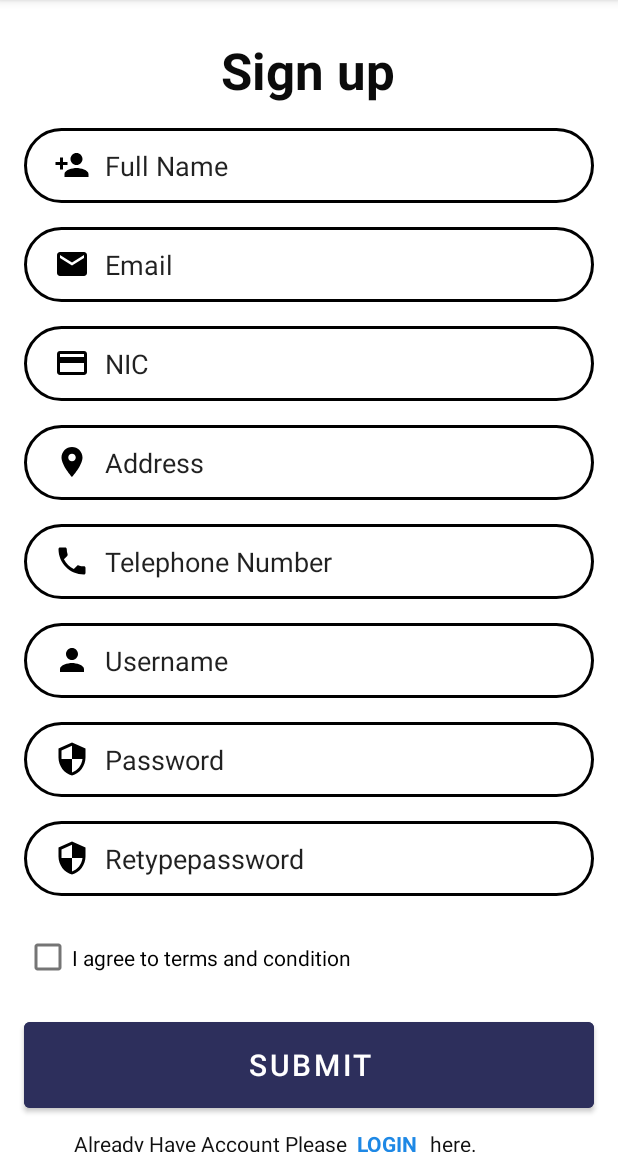
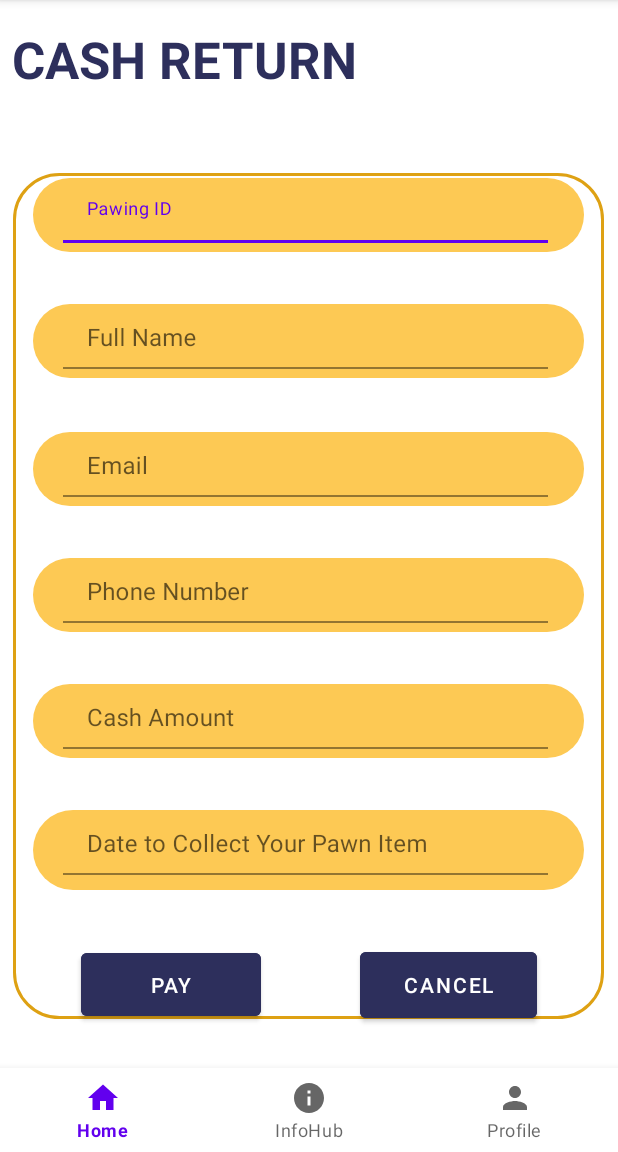
Before and after one commit to teshanj7/CashInPawn, an Android app: the screen it shows after launch (Register before the commit, CreateCashReturn after it), on a phone screen of 412 x 824 dp, the part 84-1236 px from its top. Run offline under Robolectric (Android 15) with nearby library versions, the phone set to English and light mode, and no system bars; Roboto replaces fonts that are not available here.

Commit message:
Cash return create

```diff
--- /dev/null
+++ b/app/src/main/java/com/example/pawningsystem/CreateCashReturn.kt
@@ -0,0 +1,11 @@
+package com.example.pawningsystem
+
+import androidx.appcompat.app.AppCompatActivity
+import android.os.Bundle
+
+class CreateCashReturn : AppCompatActivity() {
+    override fun onCreate(savedInstanceState: Bundle?) {
+        super.onCreate(savedInstanceState)
+        setContentView(R.layout.activity_create_cash_return)
+    }
+}
--- /dev/null
+++ b/app/src/main/res/drawable/big_rectangle.xml
@@ -0,0 +1,9 @@
+<?xml version="1.0" encoding="utf-8"?>
+<shape xmlns:android="http://schemas.android.com/apk/res/android"
+    android:shape="rectangle">
+<solid android:color="@color/white"/>
+    <corners android:radius="30dp"/>
+    <stroke android:color="@color/GoldTheme"
+        android:width="2dp"></stroke>
+
+</shape>
--- /dev/null
+++ b/app/src/main/res/drawable/edit_text.xml
@@ -0,0 +1,11 @@
+<?xml version="1.0" encoding="utf-8"?>
+<shape xmlns:android="http://schemas.android.com/apk/res/android"
+    android:shape="rectangle">
+
+    <solid android:color="#FDC954"/>
+
+
+    <corners android:radius="30dp"/>
+    <padding android:bottom="10dp"/>
+
+</shape>
--- /dev/null
+++ b/app/src/main/res/font/be_vietnam_bold.xml
@@ -0,0 +1,7 @@
+<?xml version="1.0" encoding="utf-8"?>
+<font-family xmlns:app="http://schemas.android.com/apk/res-auto"
+        app:fontProviderAuthority="com.google.android.gms.fonts"
+        app:fontProviderPackage="com.google.android.gms"
+        app:fontProviderQuery="name=Be Vietnam&amp;weight=700"
+        app:fontProviderCerts="@array/com_google_android_gms_fonts_certs">
+</font-family>
--- /dev/null
+++ b/app/src/main/res/layout/activity_create_cash_return.xml
@@ -0,0 +1,236 @@
+<?xml version="1.0" encoding="utf-8"?>
+<androidx.constraintlayout.widget.ConstraintLayout xmlns:android="http://schemas.android.com/apk/res/android"
+    xmlns:app="http://schemas.android.com/apk/res-auto"
+    xmlns:tools="http://schemas.android.com/tools"
+    android:layout_width="match_parent"
+    android:layout_height="match_parent"
+    tools:context=".CreateCashReturn">
+
+    <TextView
+        android:id="@+id/CashReturnTxt"
+        android:layout_width="290dp"
+        android:layout_height="61dp"
+        android:layout_marginStart="@dimen/marginStartHeader"
+        android:layout_marginTop="@dimen/marginTopHeader"
+        android:layout_marginEnd="@dimen/marginEndHeader"
+        android:layout_marginBottom="@dimen/marginBottomHeader"
+        android:text="@string/Cash_Return"
+        android:textColor="@color/NavyBlueTheme"
+        android:textSize="34sp"
+        android:textStyle="bold"
+        app:layout_constraintBottom_toTopOf="@+id/PawID"
+        app:layout_constraintEnd_toEndOf="parent"
+        app:layout_constraintHorizontal_bias="0.0"
+        app:layout_constraintStart_toStartOf="parent"
+        app:layout_constraintTop_toTopOf="parent"
+        app:layout_constraintVertical_bias="0.216" />
+
+    <ImageView
+        android:id="@+id/imageView"
+        android:layout_width="394dp"
+        android:layout_height="564dp"
+        android:layout_marginStart="9dp"
+        android:layout_marginTop="21dp"
+        android:layout_marginEnd="10dp"
+        android:layout_marginBottom="17dp"
+        app:layout_constraintBottom_toTopOf="@+id/bottomNavigationView"
+        app:layout_constraintEnd_toEndOf="parent"
+        app:layout_constraintStart_toStartOf="parent"
+        app:layout_constraintTop_toBottomOf="@+id/CashReturnTxt"
+        app:srcCompat="@drawable/big_rectangle" />
+
+    <com.google.android.material.textfield.TextInputLayout
+        android:id="@+id/PawID"
+        android:layout_width="367dp"
+        android:layout_height="49dp"
+        android:layout_marginTop="100dp"
+        android:layout_marginEnd="10dp"
+        android:layout_marginBottom="@dimen/inputTextTop_Bottom"
+        android:background="@drawable/edit_text"
+        app:layout_constraintBottom_toTopOf="@+id/FullName"
+        app:layout_constraintEnd_toEndOf="parent"
+        app:layout_constraintHorizontal_bias="0.642"
+        app:layout_constraintStart_toStartOf="parent"
+        app:layout_constraintTop_toTopOf="parent">
+
+        <com.google.android.material.textfield.TextInputEditText
+            android:id="@+id/pawID"
+            android:layout_width="323dp"
+            android:layout_height="40dp"
+            android:layout_marginStart="20dp"
+            android:layout_marginTop="3dp"
+            android:background="#00FFFFFF"
+            android:hint="@string/paw_ID"
+            android:textColorHint="@color/NavyBlueTheme" />
+    </com.google.android.material.textfield.TextInputLayout>
+
+    <com.google.android.material.textfield.TextInputLayout
+        android:id="@+id/FullName"
+        android:layout_width="367dp"
+        android:layout_height="49dp"
+        android:layout_marginTop="@dimen/inputTextTop_Bottom"
+        android:layout_marginEnd="10dp"
+        android:layout_marginBottom="@dimen/inputTextTop_Bottom"
+        android:background="@drawable/edit_text"
+        app:layout_constraintBottom_toTopOf="@+id/Email"
+        app:layout_constraintEnd_toEndOf="parent"
+        app:layout_constraintHorizontal_bias="0.642"
+        app:layout_constraintStart_toStartOf="parent"
+        app:layout_constraintTop_toBottomOf="@+id/PawID">
+
+        <com.google.android.material.textfield.TextInputEditText
+            android:id="@+id/fullName"
+            android:layout_width="323dp"
+            android:layout_height="40dp"
+            android:layout_marginStart="20dp"
+            android:layout_marginTop="3dp"
+            android:background="#00FFFFFF"
+            android:hint="@string/fullName"
+            android:textColorHint="@color/NavyBlueTheme" />
+
+    </com.google.android.material.textfield.TextInputLayout>
+
+    <com.google.android.material.textfield.TextInputLayout
+        android:id="@+id/Email"
+        android:layout_width="367dp"
+        android:layout_height="49dp"
+        android:layout_marginTop="9dp"
+        android:layout_marginEnd="10dp"
+        android:layout_marginBottom="8dp"
+        android:background="@drawable/edit_text"
+        app:layout_constraintBottom_toTopOf="@+id/Phone"
+        app:layout_constraintEnd_toEndOf="parent"
+        app:layout_constraintHorizontal_bias="0.642"
+        app:layout_constraintStart_toStartOf="parent"
+        app:layout_constraintTop_toBottomOf="@+id/FullName">
+
+        <com.google.android.material.textfield.TextInputEditText
+            android:id="@+id/email"
+            android:layout_width="323dp"
+            android:layout_height="40dp"
+            android:layout_marginStart="20dp"
+            android:layout_marginTop="3dp"
+            android:background="#00FFFFFF"
+            android:hint="@string/email"
+            android:textColorHint="@color/NavyBlueTheme" />
+    </com.google.android.material.textfield.TextInputLayout>
+
+    <com.google.android.material.textfield.TextInputLayout
+        android:id="@+id/Phone"
+        android:layout_width="367dp"
+        android:layout_height="49dp"
+        android:layout_marginTop="8dp"
+        android:layout_marginEnd="10dp"
+        android:layout_marginBottom="8dp"
+        android:background="@drawable/edit_text"
+        app:layout_constraintBottom_toTopOf="@+id/CashAmount"
+        app:layout_constraintEnd_toEndOf="parent"
+        app:layout_constraintHorizontal_bias="0.642"
+        app:layout_constraintStart_toStartOf="parent"
+        app:layout_constraintTop_toBottomOf="@+id/Email">
+
+        <com.google.android.material.textfield.TextInputEditText
+            android:id="@+id/phone"
+            android:layout_width="323dp"
+            android:layout_height="40dp"
+            android:layout_marginStart="20dp"
+            android:layout_marginTop="3dp"
+            android:background="#00FFFFFF"
+            android:hint="@string/phone"
+            android:textColorHint="@color/NavyBlueTheme" />
+    </com.google.android.material.textfield.TextInputLayout>
+
+    <com.google.android.material.textfield.TextInputLayout
+        android:id="@+id/CashAmount"
+        android:layout_width="367dp"
+        android:layout_height="49dp"
+        android:layout_marginTop="8dp"
+        android:layout_marginEnd="10dp"
+        android:layout_marginBottom="8dp"
+        android:background="@drawable/edit_text"
+        app:layout_constraintBottom_toTopOf="@+id/DateToCollect"
+        app:layout_constraintEnd_toEndOf="parent"
+        app:layout_constraintHorizontal_bias="0.642"
+        app:layout_constraintStart_toStartOf="parent"
+        app:layout_constraintTop_toBottomOf="@+id/Phone">
+
+        <com.google.android.material.textfield.TextInputEditText
+            android:id="@+id/cash"
+            android:layout_width="323dp"
+            android:layout_height="40dp"
+            android:layout_marginStart="20dp"
+            android:layout_marginTop="3dp"
+            android:background="#00FFFFFF"
+            android:hint="@string/cashAmount"
+            android:textColorHint="@color/NavyBlueTheme" />
+    </com.google.android.material.textfield.TextInputLayout>
+
+    <com.google.android.material.textfield.TextInputLayout
+        android:id="@+id/DateToCollect"
+        android:layout_width="367dp"
+        android:layout_height="wrap_content"
+        android:layout_marginTop="8dp"
+        android:layout_marginEnd="10dp"
+        android:layout_marginBottom="100dp"
+        android:background="@drawable/edit_text"
+        app:layout_constraintBottom_toTopOf="@+id/bottomNavigationView"
+        app:layout_constraintEnd_toEndOf="parent"
+        app:layout_constraintHorizontal_bias="0.642"
+        app:layout_constraintStart_toStartOf="parent"
+        app:layout_constraintTop_toBottomOf="@+id/CashAmount">
+
+        <com.google.android.material.textfield.TextInputEditText
+            android:id="@+id/date"
+            android:layout_width="323dp"
+            android:layout_height="40dp"
+            android:layout_marginStart="20dp"
+            android:layout_marginTop="3dp"
+            android:background="#00FFFFFF"
+            android:hint="@string/date_to_collect_your_pawn_item"
+            android:textColorHint="@color/NavyBlueTheme" />
+
+    </com.google.android.material.textfield.TextInputLayout>
+
+    <Button
+        android:id="@+id/createBtn"
+        android:layout_width="120dp"
+        android:layout_height="54dp"
+        android:layout_marginStart="27dp"
+        android:layout_marginTop="15dp"
+        android:layout_marginEnd="20dp"
+        android:layout_marginBottom="8dp"
+        android:backgroundTint="@color/NavyBlueTheme"
+        android:text="@string/payBtn"
+        android:textColor="@color/white"
+        app:layout_constraintBottom_toTopOf="@+id/bottomNavigationView"
+        app:layout_constraintEnd_toStartOf="@+id/cancelBtn"
+        app:layout_constraintStart_toStartOf="parent"
+        app:layout_constraintTop_toBottomOf="@+id/DateToCollect" />
+
+    <Button
+        android:id="@+id/cancelBtn"
+        android:layout_width="118dp"
+        android:layout_height="56dp"
+        android:layout_marginStart="20dp"
+        android:layout_marginTop="15dp"
+        android:layout_marginEnd="27dp"
+        android:layout_marginBottom="8dp"
+        android:backgroundTint="@color/NavyBlueTheme"
+        android:text="@string/cancelBtn"
+        android:textColor="@color/white"
+        app:layout_constraintBottom_toTopOf="@+id/bottomNavigationView"
+        app:layout_constraintEnd_toEndOf="parent"
+        app:layout_constraintStart_toEndOf="@+id/createBtn"
+        app:layout_constraintTop_toBottomOf="@+id/DateToCollect" />
+
+    <com.google.android.material.bottomnavigation.BottomNavigationView
+        android:id="@+id/bottomNavigationView"
+        android:layout_width="match_parent"
+        android:layout_height="wrap_content"
+        app:layout_constraintBottom_toBottomOf="parent"
+        app:layout_constraintEnd_toEndOf="parent"
+        app:layout_constraintStart_toStartOf="parent"
+        app:menu="@menu/bottom_navmenu" />
+
+
+</androidx.constraintlayout.widget.ConstraintLayout>
--- a/app/src/main/res/values/colors.xml
+++ b/app/src/main/res/values/colors.xml
@@ -11,4 +11,5 @@
     <color name="GoldTheme">#DEA113</color>
     <color name="DashBoardtextColour">#1F2277</color>
     <color name="bgColour1">#F6EED2</color>
+
 </resources>
--- a/app/src/main/res/values/dimens.xml
+++ b/app/src/main/res/values/dimens.xml
@@ -40,5 +40,27 @@
     <dimen name="delete_profile_btn">0dp</dimen>
     <dimen name="delete_profile_btn_height">69dp</dimen>
 
+    <!-- Cash returns dimens   -->
+    <!--Text headings-->
+    <dimen name="headingWidth">288dp</dimen>
+    <dimen name="headingHeight">58dp</dimen>
+    <!--text Inputs-->
+    <dimen name="inputTextWidth">367dp</dimen>
+    <dimen name="inputTextHeight">49dp</dimen>
+    <!--Buttons-->
+    <dimen name="btnLayoutWidth">120dp</dimen>
+    <dimen name="btnLayoutHeight">54dp</dimen>
+    <!--View Cards-->
+    <dimen name="CardMarginStart">16dp</dimen>
+    <dimen name="CardMarginTop">20dp</dimen>
+    <dimen name="CardMarginEnd">16dp</dimen>
+    <dimen name="marginStartHeader">8dp</dimen>
+    <dimen name="marginTopHeader">8dp</dimen>
+    <dimen name="marginEndHeader">89dp</dimen>
+    <dimen name="marginBottomHeader">8dp</dimen>
+    <dimen name="inputTextStart_End">1dp</dimen>
+    <dimen name="inputTextTop_Bottom">8dp</dimen>
+    <dimen name="CardMarginBottom"> 16dp</dimen>
+
 
 </resources>
--- a/app/src/main/res/values/strings.xml
+++ b/app/src/main/res/values/strings.xml
@@ -90,4 +90,24 @@
     <string name="dele_Acc">Delete Account</string>
     <string name="dele_button">Delete my account</string>
 
+    <!-- Cash returns strings    -->
+    <string name="Cash_Return">CASH RETURN</string>
+    <string name="paw_ID" color="white">Pawing ID</string>
+    <string name="cashAmount">Cash Amount</string>
+    <string name="fullName">Full Name</string>
+    <string name="email">Email</string>
+    <string name="phone">Phone Number</string>
+    <string name="date_to_collect_your_pawn_item">Date to Collect Your Pawn Item</string>
+    <string name="viewBtn">View</string>
+    <string name="cancelBtn">Cancel</string>
+    <string name="payBtn">Pay</string>
+    <!-- TODO: Remove or change this placeholder text -->
+    <string name="hello_blank_fragment">Hello blank fragment</string>
+    <string name="Return_text">CASH RETURN</string>
+    <string name="Update_text">UPDATE RETURN</string>
+    <string name="Update">UPDATE</string>
+    <string name="Delete">DELETE</string>
+    <string name="Delete_text">DELETE RETURN</string>
+    <string name="View_Return">VIEW RETURN</string>
+    <string name="View_btn">VIEW</string>
 </resources>
```
Also changed, not shown: app/src/main/AndroidManifest.xml (+7 -3 lines).
